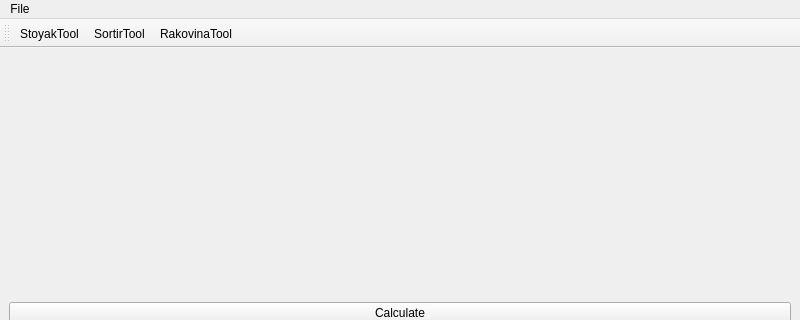
Before: the Qt Designer form ui/mainwindow.ui in RenatiKO/PikPipe-private, drawn with Qt 5; both pictures show x 0 to 800 and y 0 to 320 of the 800 by 600 pixel window.
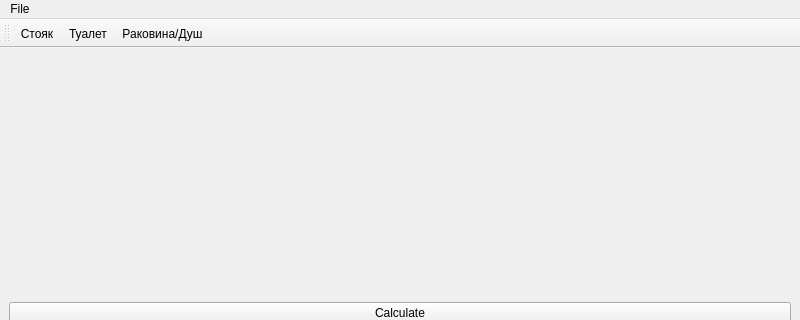
After: the same form once the commit is applied.

The edit to the form file:
```diff
--- a/ui/mainwindow.ui
+++ b/ui/mainwindow.ui
@@ -94,7 +94,7 @@
     <bool>true</bool>
    </property>
    <property name="text">
-    <string>StoyakTool</string>
+    <string>Стояк</string>
    </property>
    <property name="toolTip">
     <string>Stoyak Tool</string>
@@ -105,7 +105,7 @@
     <bool>true</bool>
    </property>
    <property name="text">
-    <string>SortirTool</string>
+    <string>Туалет</string>
    </property>
   </action>
   <action name="actionRakovinaTool">
@@ -113,7 +113,7 @@
     <bool>true</bool>
    </property>
    <property name="text">
-    <string>RakovinaTool</string>
+    <string>Раковина/Душ</string>
    </property>
   </action>
  </widget>
```
